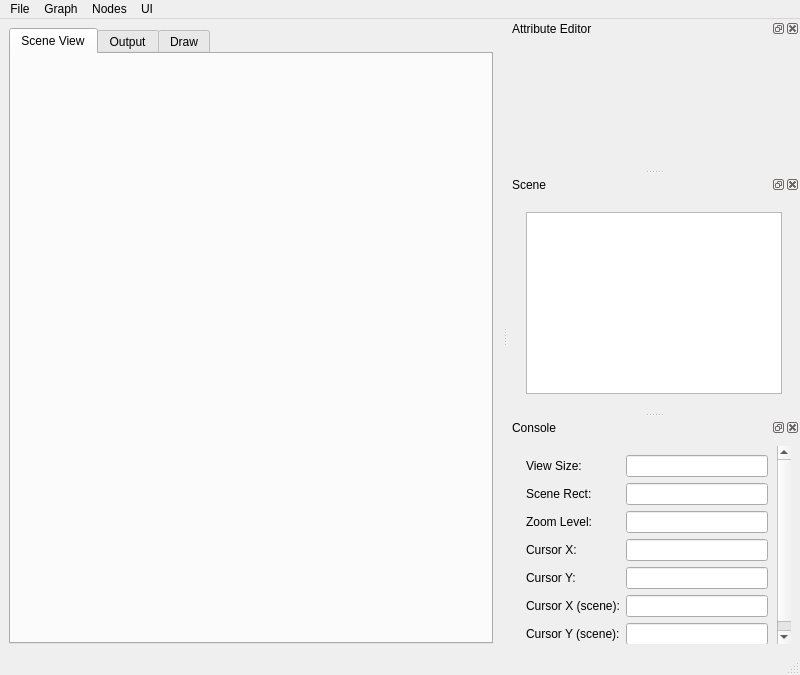
Before: the Qt Designer form ui/SceneGraph.ui in mfessenden/SceneGraph, drawn with Qt 5.
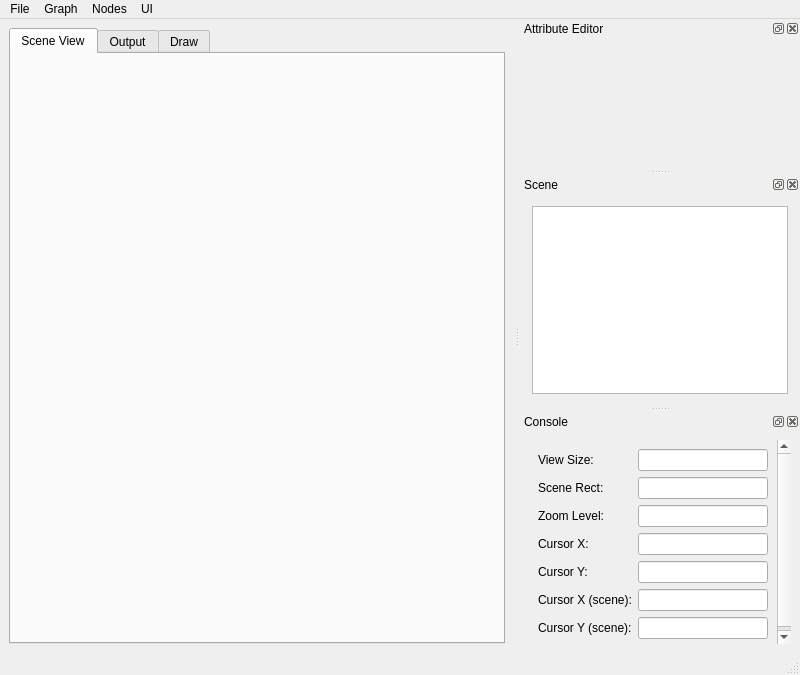
After: the same form once the commit is applied. Icons and pictures are not drawn.

Diff of the .ui file:
```diff
--- a/ui/SceneGraph.ui
+++ b/ui/SceneGraph.ui
@@ -210,7 +210,7 @@
          <rect>
           <x>0</x>
           <y>0</y>
-          <width>256</width>
+          <width>274</width>
           <height>107</height>
          </rect>
         </property>
@@ -249,11 +249,17 @@
          <rect>
           <x>0</x>
           <y>0</y>
-          <width>256</width>
-          <height>108</height>
+          <width>274</width>
+          <height>165</height>
          </rect>
         </property>
         <layout class="QVBoxLayout" name="sceneScrollAreaLayout">
+         <property name="spacing">
+          <number>4</number>
+         </property>
+         <property name="margin">
+          <number>3</number>
+         </property>
          <item>
           <widget class="QListView" name="listView"/>
          </item>
@@ -292,8 +298,8 @@
          <rect>
           <x>0</x>
           <y>0</y>
-          <width>256</width>
-          <height>272</height>
+          <width>261</width>
+          <height>271</height>
          </rect>
         </property>
         <layout class="QFormLayout" name="consoleScrollAreaLayout">
```
